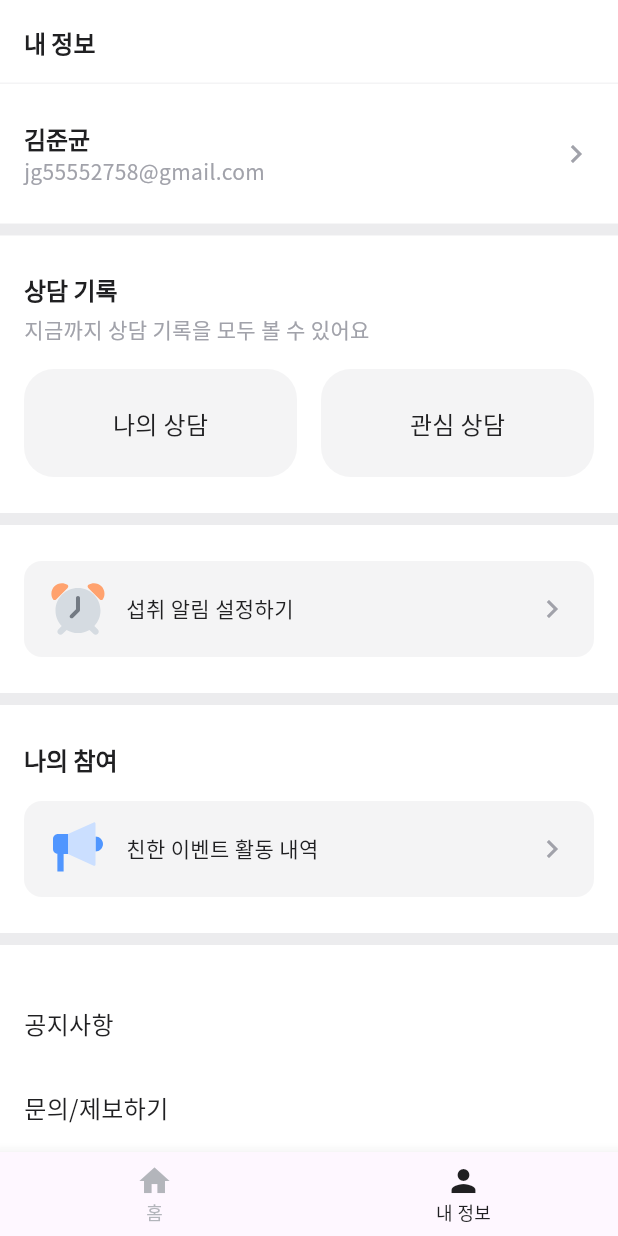
After one commit to JayG-5/pharma_bros, a Flutter app: the screen it shows after launch, item 2 of the bottom bar chosen, after a tap on "나의 상담", on a phone screen of 412 x 824 dp. The commit adds this screen. Run offline on Flutter 3.47's test engine with Material 3 defaults, Android fonts, the phone set to English and light mode, and no system bars; our stand-ins replace dio, flutter_riverpod, flutter_svg, freezed_annotation, go_router, package_info_plus and 1 more; generated files the repository leaves out were written again; network calls fail.

Commit message:
feat: home/profile 페이지

```diff
--- a/lib/app.dart
+++ b/lib/app.dart
@@ -1,10 +1,10 @@
 import 'package:flutter/material.dart';
 import 'package:pharmabros/router.dart';
+import 'package:pharmabros/styles/style.dart';
 
 class MyApp extends StatelessWidget {
   const MyApp({super.key});
 
-  // This widget is the root of your application.
   @override
   Widget build(BuildContext context) {
     return MaterialApp.router(
@@ -14,6 +14,16 @@ class MyApp extends StatelessWidget {
         fontFamily: 'NotoSansKR',
         colorScheme: ColorScheme.fromSeed(seedColor: Colors.deepPurple),
         useMaterial3: true,
+        appBarTheme: AppBarTheme(
+          color: Colors.white,
+          surfaceTintColor: Colors.white,
+          shadowColor: Colors.transparent,
+          centerTitle: false,
+          shape: Border(bottom: BorderSide(color: AppStyle.color.buttonContainer))
+        ),
+        iconTheme: IconThemeData(
+          color: AppStyle.color.hintText
+        )
       ),
     );
   }
--- a/lib/pages/home.dart
+++ b/lib/pages/home.dart
@@ -1,8 +1,11 @@
 import 'package:flutter/material.dart';
 import 'package:flutter_riverpod/flutter_riverpod.dart';
+import 'package:pharmabros/pages/home/profile.dart';
 import 'package:pharmabros/pages/home/search.dart';
 import 'package:pharmabros/providers/home.dart';
+import 'package:pharmabros/styles/style.dart';
 import 'package:pharmabros/widgets/bottom_navigation.dart';
+import 'package:pharmabros/widgets/search/search_bar.dart';
 
 class HomePage extends ConsumerWidget {
   const HomePage({super.key});
@@ -11,11 +14,20 @@ class HomePage extends ConsumerWidget {
   Widget build(BuildContext context, WidgetRef ref) {
     final state = ref.watch(bottomNavigationNotifierProvider);
     return Scaffold(
+      backgroundColor: state == 0?Colors.white:AppStyle.color.primaryBackground,
       bottomNavigationBar: const BottomNavigation(),
+      appBar: AppBar(
+        title: state == 0
+            ? const SearchBarWidget()
+            : Text(
+                '내 정보',
+                style: AppStyle.typography.heading3,
+              ),
+      ),
       body: SafeArea(
         child: AnimatedSwitcher(
           duration: const Duration(milliseconds: 200),
-          child: state == 0 ? const SearchPage() : Container(),
+          child: state == 0 ? const SearchPage() : const ProfilePage(),
         ),
       ),
     );
--- /dev/null
+++ b/lib/pages/home/profile.dart
@@ -0,0 +1,48 @@
+import 'package:flutter/material.dart';
+import 'package:pharmabros/models/user.dart';
+import 'package:pharmabros/styles/style.dart';
+import 'package:pharmabros/utils/asset.dart';
+import 'package:pharmabros/utils/gap.dart';
+import 'package:pharmabros/widgets/profile/card/advice.dart';
+import 'package:pharmabros/widgets/profile/card/footer.dart';
+import 'package:pharmabros/widgets/profile/card/text.dart';
+import 'package:pharmabros/widgets/profile/card/user.dart';
+import 'package:pharmabros/widgets/profile/with_svg_button.dart';
+
+class ProfilePage extends StatelessWidget {
+  const ProfilePage({super.key});
+
+  @override
+  Widget build(BuildContext context) {
+    return SingleChildScrollView(
+      child: Column(
+        children: [
+          const ProfilePageUserCard(
+              user: User(displayName: '김준균', email: 'jg55552758@gmail.com')),
+          Gap.height(8),
+          const ProfilePageAdviceCard(),
+          Gap.height(8),
+          ProfilePageSVGButtonForm(
+              onTap: () {},
+              icon: Asset.svgAlarm(),
+              child: Text(
+                '섭취 알림 설정하기',
+                style: AppStyle.typography.body2.copyWith(color: AppStyle.color.primaryText),
+              )),
+          Gap.height(8),
+          ProfilePageSVGButtonForm(
+              onTap: () {},
+              title: '나의 참여',
+              icon: Asset.svgAnnounce(),
+              child: Text(
+                '친한 이벤트 활동 내역',
+                style: AppStyle.typography.body2.copyWith(color: AppStyle.color.primaryText),
+              )),
+          Gap.height(8),
+          const ProfilePageTextButtonSection(),
+          const ProfilePageFooter(),
+        ],
+      ),
+    );
+  }
+}
--- a/lib/pages/home/search.dart
+++ b/lib/pages/home/search.dart
@@ -3,7 +3,6 @@ import 'package:flutter_riverpod/flutter_riverpod.dart';
 import 'package:pharmabros/providers/home.dart';
 import 'package:pharmabros/widgets/search/404.dart';
 import 'package:pharmabros/widgets/search/listview.dart';
-import 'package:pharmabros/widgets/search/search_bar.dart';
 
 class SearchPage extends ConsumerWidget {
   const SearchPage({super.key});
@@ -11,11 +10,7 @@ class SearchPage extends ConsumerWidget {
   @override
   Widget build(BuildContext context, WidgetRef ref) {
     final searchState = ref.watch(searchNotifierProvider);
-    return Column(
-      children: [
-        const SearchBarWidget(),
-        Expanded(
-          child: searchState.when(
+    return searchState.when(
       data: (data) {
         return data.totalCount > 0
             ? SearchPageListView(data: data)
@@ -32,9 +27,6 @@ class SearchPage extends ConsumerWidget {
       const Center(
         child: CircularProgressIndicator(),
       ),
-          ),
-        ),
-      ],
     );
   }
 }
--- /dev/null
+++ b/lib/utils/asset.dart
@@ -0,0 +1,41 @@
+import 'package:flutter/material.dart';
+import 'package:flutter_svg/flutter_svg.dart';
+
+class Asset {
+  static Widget svgAlarm({double? width, double? height}) => SvgPicture.asset(
+        'assets/images/svg_alarm.svg',
+        width: width,
+        height: height,
+      );
+
+  static Widget svgAnnounce({double? width, double? height}) =>
+      SvgPicture.asset(
+        'assets/images/svg_announce.svg',
+        width: width,
+        height: height,
+      );
+
+  static Widget svgPill({double? width, double? height}) => SvgPicture.asset(
+        'assets/images/svg_icon-pill.svg',
+        width: width,
+        height: height,
+      );
+
+  static Widget svgMorning({double? width, double? height}) => SvgPicture.asset(
+        'assets/images/svg_Time-Morning.svg',
+        width: width,
+        height: height,
+      );
+
+  static Widget svgNight({double? width, double? height}) => SvgPicture.asset(
+        'assets/images/svg_Time-Night.svg',
+        width: width,
+        height: height,
+      );
+
+  static Widget svgNoon({double? width, double? height}) => SvgPicture.asset(
+        'assets/images/svg_Time-Noon.svg',
+        width: width,
+        height: height,
+      );
+}
--- /dev/null
+++ b/lib/widgets/profile/advice_button.dart
@@ -0,0 +1,32 @@
+import 'package:flutter/material.dart';
+import 'package:pharmabros/styles/style.dart';
+
+class ProfilePageAdviceButton extends StatelessWidget {
+  const ProfilePageAdviceButton({super.key,
+    this.onTap,
+    required this.width,
+    this.height = 72,
+    required this.child});
+
+  final double width;
+  final double height;
+  final Widget child;
+  final void Function()? onTap;
+
+  @override
+  Widget build(BuildContext context) {
+    return InkWell(
+      onTap:onTap,
+      child: Container(
+        decoration: BoxDecoration(
+            color: AppStyle.color.buttonContainer,
+            borderRadius: BorderRadius.circular(20)
+        ),
+        width: width,
+        height: height,
+        alignment: Alignment.center,
+        child: child,
+      ),
+    );
+  }
+}
--- /dev/null
+++ b/lib/widgets/profile/card/advice.dart
@@ -0,0 +1,47 @@
+import 'package:flutter/material.dart';
+import 'package:pharmabros/styles/style.dart';
+import 'package:pharmabros/utils/gap.dart';
+import 'package:pharmabros/widgets/profile/advice_button.dart';
+
+class ProfilePageAdviceCard extends StatelessWidget {
+  const ProfilePageAdviceCard({super.key});
+
+  @override
+  Widget build(BuildContext context) {
+    return Container(
+      color: Colors.white,
+      padding: const EdgeInsets.symmetric(horizontal: 16, vertical: 24),
+      child: Column(
+        crossAxisAlignment: CrossAxisAlignment.start,
+        children: [
+          Text('상담 기록', style: AppStyle.typography.heading3),
+          Gap.height(4),
+          Text('지금까지 상담 기록을 모두 볼 수 있어요', style: AppStyle.typography.body2),
+          Gap.height(16),
+          LayoutBuilder(builder: (context, box) {
+            final containerWidth = (box.maxWidth - 16) / 2;
+            return Row(
+              children: [
+                ProfilePageAdviceButton(
+                    onTap: () {},
+                    width: containerWidth,
+                    child: Text(
+                      '나의 상담',
+                      style: AppStyle.typography.body1,
+                    )),
+                Gap.width(16),
+                ProfilePageAdviceButton(
+                    onTap: () {},
+                    width: containerWidth,
+                    child: Text(
+                      '관심 상담',
+                      style: AppStyle.typography.body1,
+                    )),
+              ],
+            );
+          })
+        ],
+      ),
+    );
+  }
+}
--- /dev/null
+++ b/lib/widgets/profile/card/footer.dart
@@ -0,0 +1,51 @@
+import 'package:flutter/material.dart';
+import 'package:package_info_plus/package_info_plus.dart';
+import 'package:pharmabros/styles/style.dart';
+import 'package:pharmabros/utils/gap.dart';
+
+class ProfilePageFooter extends StatelessWidget {
+  const ProfilePageFooter({super.key});
+
+  Future<PackageInfo> getPackageInfo() async => PackageInfo.fromPlatform();
+
+  @override
+  Widget build(BuildContext context) {
+    return Container(
+      padding: const EdgeInsets.symmetric(vertical: 24),
+      child: Column(
+        children: [
+          Row(mainAxisAlignment: MainAxisAlignment.center, children: [
+            InkWell(
+              onTap: () {},
+              child: Text('이용약관',
+                  style: AppStyle.typography.body2
+                      .copyWith(color: AppStyle.color.footerText)),
+            ),
+            Gap.width(10),
+            const Icon(
+              Icons.fiber_manual_record,
+              size: 4,
+            ),
+            Gap.width(10),
+            InkWell(
+              onTap: () {},
+              child: Text('개인정보처리방침',
+                  style: AppStyle.typography.body2
+                      .copyWith(color: AppStyle.color.footerText)),
+            ),
+          ]),
+          Gap.height(8),
+          FutureBuilder(
+              future: getPackageInfo(),
+              builder: (context, snapshot) {
+                return Text(
+                  '버전 정보 ${!snapshot.hasData ? '계산중...' : 'v${snapshot.data?.version}'}',
+                  style: AppStyle.typography.body3
+                      .copyWith(color: AppStyle.color.footerText),
+                );
+              })
+        ],
+      ),
+    );
+  }
+}
--- /dev/null
+++ b/lib/widgets/profile/card/text.dart
@@ -0,0 +1,19 @@
+import 'package:flutter/material.dart';
+import 'package:pharmabros/widgets/profile/text_tile_button.dart';
+
+class ProfilePageTextButtonSection extends StatelessWidget {
+  const ProfilePageTextButtonSection({super.key});
+
+  @override
+  Widget build(BuildContext context) {
+    return Container(
+      color: Colors.white,
+      padding: const EdgeInsets.symmetric(vertical: 24),
+      child: Column(
+        children: ['공지사항', '문의/제보하기', '친한약사 앱 칭찬하기']
+            .map((e) => ProfilePageTextTileButton(text: e,onTap: (){},))
+            .toList(),
+      ),
+    );
+  }
+}
--- /dev/null
+++ b/lib/widgets/profile/card/user.dart
@@ -0,0 +1,33 @@
+import 'package:flutter/material.dart';
+import 'package:pharmabros/models/user.dart';
+import 'package:pharmabros/styles/style.dart';
+
+class ProfilePageUserCard extends StatelessWidget {
+  const ProfilePageUserCard({super.key, required this.user});
+
+  final User user;
+
+  @override
+  Widget build(BuildContext context) {
+    return InkWell(
+      onTap: (){},
+      child: Container(
+        color: Colors.white,
+        padding: const EdgeInsets.symmetric(horizontal: 16, vertical: 24),
+        child: Row(
+          mainAxisAlignment: MainAxisAlignment.spaceBetween,
+          children: [
+            Column(
+              crossAxisAlignment: CrossAxisAlignment.start,
+              children: [
+                Text(user.displayName, style: AppStyle.typography.heading3),
+                Text(user.email, style: AppStyle.typography.body2),
+              ],
+            ),
+            const Icon(Icons.chevron_right,)
+          ],
+        ),
+      ),
+    );
+  }
+}
--- /dev/null
+++ b/lib/widgets/profile/text_tile_button.dart
@@ -0,0 +1,28 @@
+import 'package:flutter/material.dart';
+import 'package:pharmabros/styles/style.dart';
+
+class ProfilePageTextTileButton extends StatelessWidget {
+  const ProfilePageTextTileButton({super.key, required this.text, this.onTap});
+
+  final String text;
+  final void Function()? onTap;
+
+  @override
+  Widget build(BuildContext context) {
+    return InkWell(
+      splashColor: Colors.black,
+      highlightColor: Colors.pink,
+      focusColor: Colors.orange,
+      onTap: onTap,
+      child: Container(
+        padding: const EdgeInsets.all(16),
+        width: double.infinity,
+        color: Colors.white,
+        child: Text(
+          text,
+          style: AppStyle.typography.body1,
+        ),
+      ),
+    );
+  }
+}
--- /dev/null
+++ b/lib/widgets/profile/with_svg_button.dart
@@ -0,0 +1,53 @@
+import 'package:flutter/material.dart';
+import 'package:pharmabros/styles/style.dart';
+import 'package:pharmabros/utils/gap.dart';
+
+class ProfilePageSVGButtonForm extends StatelessWidget {
+  const ProfilePageSVGButtonForm(
+      {super.key,
+      this.onTap,
+      this.title,
+      required this.child,
+      required this.icon});
+
+  final Widget icon;
+  final Widget child;
+  final String? title;
+  final void Function()? onTap;
+
+  @override
+  Widget build(BuildContext context) {
+    return Container(
+      color: Colors.white,
+      padding: const EdgeInsets.symmetric(horizontal: 16, vertical: 24),
+      child: Column(
+        crossAxisAlignment: CrossAxisAlignment.start,
+        children: [
+          if (title != null) ...[
+            Text(title!, style: AppStyle.typography.heading3),
+            Gap.height(16)
+          ],
+          InkWell(
+            onTap: onTap,
+            child: Container(
+              padding: const EdgeInsets.symmetric(horizontal: 16, vertical: 12),
+              width: double.infinity,
+              height: 64,
+              decoration: BoxDecoration(
+                  color: AppStyle.color.buttonContainer,
+                  borderRadius: BorderRadius.circular(12)),
+              child: Row(
+                children: [
+                  icon,
+                  Gap.width(12),
+                  Expanded(child: child),
+                  const Icon(Icons.chevron_right)
+                ],
+              ),
+            ),
+          ),
+        ],
+      ),
+    );
+  }
+}
--- a/lib/widgets/search/search_bar.dart
+++ b/lib/widgets/search/search_bar.dart
@@ -23,13 +23,7 @@ class _SearchBarWidgetState extends ConsumerState<SearchBarWidget> {
   @override
   Widget build(BuildContext context) {
     return Container(
-      decoration: BoxDecoration(
-        border:
-            Border(bottom: BorderSide(color: AppStyle.color.primaryBackground)),
-      ),
-      child: Container(
         height: 38,
-          margin: const EdgeInsets.symmetric(vertical: 8, horizontal: 16),
         padding: const EdgeInsets.fromLTRB(8, 12, 11, 12),
         decoration: BoxDecoration(
           color: AppStyle.color.buttonContainer,
@@ -56,7 +50,6 @@ class _SearchBarWidgetState extends ConsumerState<SearchBarWidget> {
                   size: 16,
                 ),
               )),
-          )),
-    );
+        ));
   }
 }
--- a/pubspec.yaml
+++ b/pubspec.yaml
@@ -41,6 +41,8 @@ dependencies:
   riverpod_annotation: ^2.3.5
   dio: ^5.4.3+1
   go_router: ^14.1.4
+  flutter_svg: ^2.0.10+1
+  package_info_plus: ^8.0.0
 
 dev_dependencies:
   flutter_test:
```
Also changed, not shown: pubspec.lock, 5 other files. Lines whose indentation alone changed are shown as unchanged.
